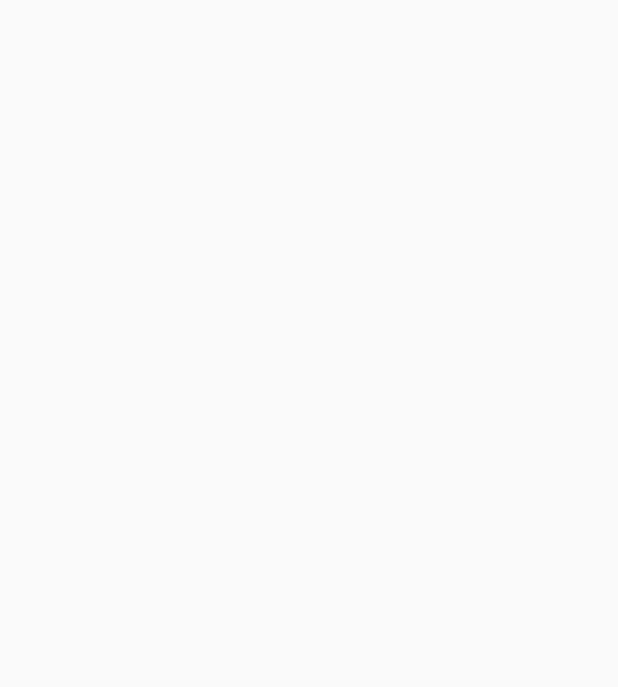
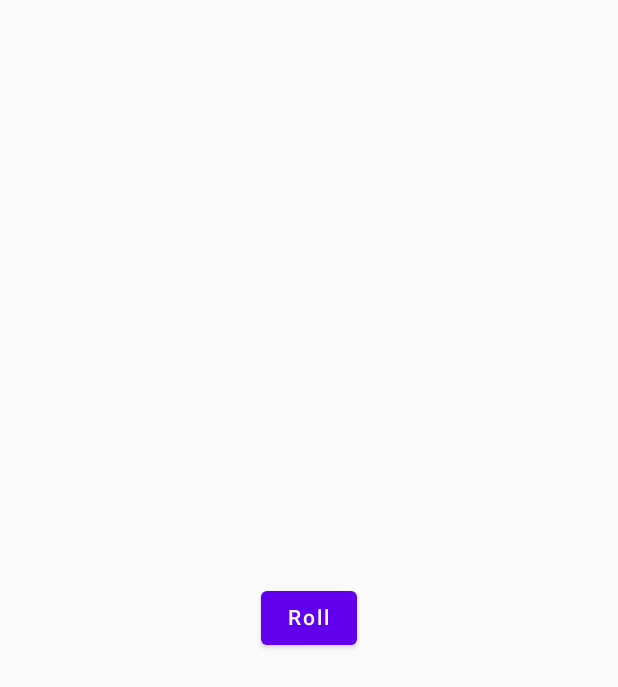
Before and after one commit to not-compose-coffee/jiyoung-kim, an Android app built with Jetpack Compose: the screen it shows after launch (MainActivity), on a phone screen of 412 x 824 dp. Before the commit the part shown is empty. Shown: the top 687 px of the screen. Run offline under Robolectric (Android 15) with nearby library versions, the phone set to English and light mode, and no system bars.

Commit message:
feat(diceRoller): 버튼 추가

```diff
--- a/week1/app/src/main/java/com/example/diceroller/MainActivity.kt
+++ b/week1/app/src/main/java/com/example/diceroller/MainActivity.kt
@@ -6,9 +6,12 @@ import androidx.activity.compose.setContent
 import androidx.compose.foundation.layout.Column
 import androidx.compose.foundation.layout.fillMaxSize
 import androidx.compose.foundation.layout.wrapContentSize
+import androidx.compose.material.Button
+import androidx.compose.material.Text
 import androidx.compose.runtime.Composable
 import androidx.compose.ui.Alignment
 import androidx.compose.ui.Modifier
+import androidx.compose.ui.res.stringResource
 import androidx.compose.ui.tooling.preview.Preview
 import com.example.diceroller.ui.theme.DiceRollerTheme
 
@@ -26,6 +29,9 @@ class MainActivity : ComponentActivity() {
 @Composable
 fun DiceWithButtonAndImage(modifier: Modifier = Modifier) {
     Column(modifier = modifier, horizontalAlignment = Alignment.CenterHorizontally) {
+        Button(onClick = { /*TODO*/ }) {
+            Text(text = stringResource(id = R.string.roll))
+        }
     }
 }
 
--- a/week1/app/src/main/res/values/strings.xml
+++ b/week1/app/src/main/res/values/strings.xml
@@ -1,3 +1,4 @@
 <resources>
     <string name="app_name">DiceRoller</string>
+    <string name="roll">Roll</string>
 </resources>
```
